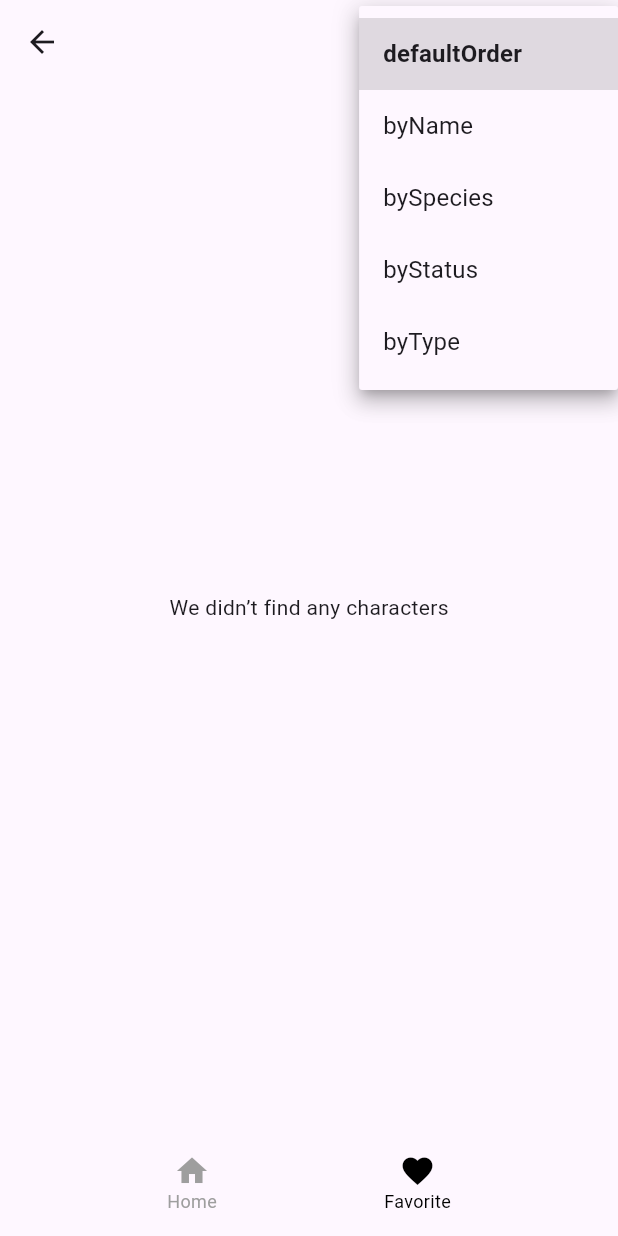
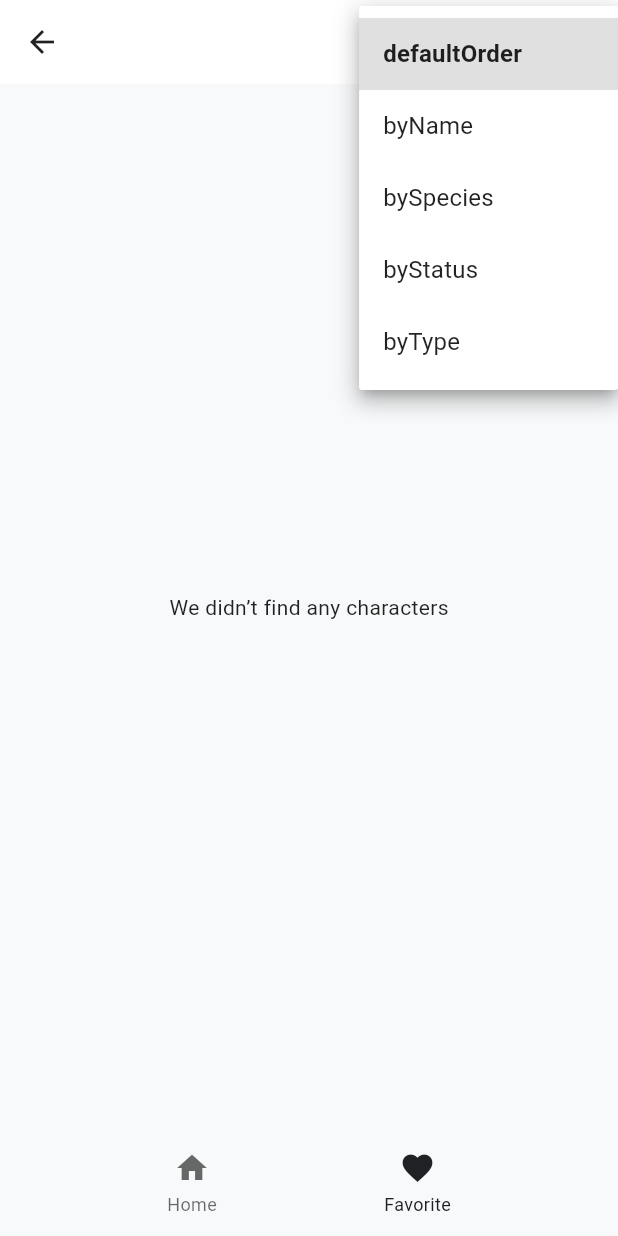
Before and after one commit to bismus-le-sha/characters_list_app, a Flutter app: the FavCharactersPage screen opened by its route, after a tap on the "sort" icon, on a phone screen of 412 x 824 dp. Run offline on Flutter 3.47's test engine with Material 3 defaults, Android fonts, the phone set to English and light mode, and no system bars; our stand-ins replace auto_route, bloc, cached_network_image, dartz, equatable, flutter_bloc and 7 more; missing offline and left inert: talker_bloc_logger; accounts and stored records are empty; network calls fail; statements that could not run were skipped.

Commit message:
feat(theme): add dynamic theme support with persistent state

```diff
--- /dev/null
+++ b/lib/config/theme/cubit/theme_cubit.dart
@@ -0,0 +1,27 @@
+import 'package:characters_list_app/config/theme/app_theme.dart';
+import 'package:equatable/equatable.dart';
+import 'package:flutter/material.dart';
+import 'package:hydrated_bloc/hydrated_bloc.dart';
+
+part 'theme_state.dart';
+
+class ThemeCubit extends HydratedCubit<ThemeState> {
+  ThemeCubit() : super(ThemeState());
+
+  Future<void> changeTheme() async {
+    emit(
+      state.copyWith(
+        themeType:
+            state.themeType == ThemeType.light
+                ? ThemeType.dark
+                : ThemeType.light,
+      ),
+    );
+  }
+
+  @override
+  ThemeState fromJson(Map<String, dynamic> json) => ThemeState.fromJson(json);
+
+  @override
+  Map<String, dynamic> toJson(ThemeState state) => state.toJson();
+}
--- /dev/null
+++ b/lib/config/theme/cubit/theme_state.dart
@@ -0,0 +1,37 @@
+part of 'theme_cubit.dart';
+
+enum ThemeType { light, dark }
+
+extension ThemeTypeExtension on ThemeType {
+  ThemeData get theme {
+    switch (this) {
+      case ThemeType.light:
+        return lightMode;
+      case ThemeType.dark:
+        return darkMode;
+    }
+  }
+}
+
+final class ThemeState extends Equatable {
+  const ThemeState({this.themeType = ThemeType.light});
+  final ThemeType themeType;
+  ThemeData get themeData => themeType.theme;
+
+  ThemeState copyWith({ThemeType? themeType}) {
+    return ThemeState(themeType: themeType ?? this.themeType);
+  }
+
+  factory ThemeState.fromJson(Map<String, dynamic> json) {
+    return ThemeState(
+      themeType: json['themeType'] == 'dark' ? ThemeType.dark : ThemeType.light,
+    );
+  }
+
+  Map<String, dynamic> toJson() {
+    return {'themeType': themeType.name};
+  }
+
+  @override
+  List<Object> get props => [themeType];
+}
--- a/lib/core/constants/app_constans.dart
+++ b/lib/core/constants/app_constans.dart
@@ -1,6 +1,8 @@
 //Hive boxes
-const PAGE_BOX = 'page_box';
-const FAV_CHARACTERS_BOX = 'fav_characters_box';
+const pageBoxName = 'page_box';
+const favCharactersBoxName = 'fav_characters_box';
 
 //Bloc
-const DEBOUNCE_DURATION = Duration(milliseconds: 100);
+const debounceDuration = Duration(milliseconds: 100);
+const favDisplayTag = 'FCD';
+const characterDisplayTag = 'CD';
--- a/lib/core/error/failures.dart
+++ b/lib/core/error/failures.dart
@@ -26,13 +26,12 @@
   int get hashCode => type.hashCode;
 
   static const Map<FailureType, String> _defaultMessages = {
-    FailureType.serverError: SERVER_FAILURE_MESSAGE,
-    FailureType.connectionError: CONNECTION_FAILURE_MESSAGE,
-    FailureType.cacheUpdateError: CACHE_UPDATE_FAILURE_MESSAGE,
-    FailureType.characterAlreadyExistError: CHARACTER_ALREADY_EXIST_MESSAGE,
-    FailureType.characterNotExistError: CHARACTER_DONT_EXIST_MESSAGE,
-    FailureType.favoriteCharacterOperationError:
-        FAV_CHARACTER_OPERATION_MESSAGE,
+    FailureType.serverError: serverFailureMessage,
+    FailureType.connectionError: connectionFailureMessage,
+    FailureType.cacheUpdateError: cacheUpdateFailureMessage,
+    FailureType.characterAlreadyExistError: characterAlreadyExistMessage,
+    FailureType.characterNotExistError: characterDontExistMessage,
+    FailureType.favoriteCharacterOperationError: favCharacterOperationMessage,
   };
 
   factory Failure.fromType(FailureType type, {String? customMessage}) {
--- a/lib/core/widgets/custom_bottom_nav_bar.dart
+++ b/lib/core/widgets/custom_bottom_nav_bar.dart
@@ -22,12 +22,14 @@
           mainAxisAlignment: MainAxisAlignment.spaceEvenly,
           children: [
             _buildNavItem(
+              context,
               Icons.home,
               'Home',
               isSelected: currentIndex == 0,
               onTap: () => onTap(0),
             ),
             _buildNavItem(
+              context,
               Icons.favorite,
               'Favorite',
               isSelected: currentIndex == 1,
@@ -40,22 +42,29 @@
   }
 
   Widget _buildNavItem(
+    BuildContext context,
     IconData icon,
     String label, {
     required bool isSelected,
     required VoidCallback onTap,
   }) {
+    final colorScheme = Theme.of(context).colorScheme;
+
+    final Color activeColor = colorScheme.primary;
+    final Color inactiveColor = colorScheme.onSurface.withAlpha(150);
+
     return GestureDetector(
       onTap: onTap,
       child: Column(
         mainAxisAlignment: MainAxisAlignment.center,
         children: [
-          Icon(icon, color: isSelected ? Colors.black : Colors.grey),
+          Icon(icon, color: isSelected ? activeColor : inactiveColor),
+          const SizedBox(height: 4),
           Text(
             label,
             style: TextStyle(
               fontSize: 12,
-              color: isSelected ? Colors.black : Colors.grey,
+              color: isSelected ? activeColor : inactiveColor,
             ),
           ),
         ],
--- a/lib/features/characters_page/presentation/bloc/character_bloc.dart
+++ b/lib/features/characters_page/presentation/bloc/character_bloc.dart
@@ -19,7 +19,7 @@
       ) {
     on<CharactersPageLoad>(
       _getCharactersList,
-      transformer: debounce(DEBOUNCE_DURATION),
+      transformer: debounce(debounceDuration),
     );
   }
 
--- a/lib/features/characters_page/presentation/pages/character_details_page.dart
+++ b/lib/features/characters_page/presentation/pages/character_details_page.dart
@@ -15,6 +15,7 @@
 
   @override
   Widget build(BuildContext context) {
+    final colorScheme = Theme.of(context).colorScheme;
     final screenSize = MediaQuery.of(context).size;
     return Scaffold(
       body: CustomScrollView(
@@ -41,7 +42,7 @@
               child: Container(
                 height: 30,
                 decoration: BoxDecoration(
-                  color: Colors.white,
+                  color: colorScheme.surface,
                   borderRadius: BorderRadius.only(
                     topLeft: Radius.circular(30),
                     topRight: Radius.circular(30),
@@ -55,7 +56,7 @@
               Container(
                 height: screenSize.height * 0.85,
                 padding: EdgeInsets.symmetric(horizontal: 20, vertical: 30),
-                color: Colors.white,
+                color: colorScheme.surface,
                 child: Column(
                   crossAxisAlignment: CrossAxisAlignment.start,
                   children: [
--- a/lib/features/characters_page/presentation/pages/characters_page.dart
+++ b/lib/features/characters_page/presentation/pages/characters_page.dart
@@ -2,6 +2,7 @@
 import 'package:characters_list_app/features/characters_page/presentation/bloc/character_bloc.dart';
 import 'package:characters_list_app/features/characters_page/presentation/widgets/characters_display.dart';
 import 'package:characters_list_app/features/characters_page/presentation/widgets/characters_failure_display.dart';
+import 'package:characters_list_app/features/characters_page/presentation/widgets/theme_toglge.dart';
 import 'package:flutter/material.dart';
 import 'package:flutter_bloc/flutter_bloc.dart';
 
@@ -13,6 +14,7 @@
   Widget build(BuildContext context) {
     context.read<CharactersPageBloc>().add(CharactersPageLoad());
     return Scaffold(
+      appBar: AppBar(actions: [ThemeToggle()]),
       body: SafeArea(
         child: BlocBuilder<CharactersPageBloc, CharactersPageState>(
           builder: (context, state) {
--- a/lib/features/characters_page/presentation/widgets/characters_display.dart
+++ b/lib/features/characters_page/presentation/widgets/characters_display.dart
@@ -1,3 +1,4 @@
+import 'package:characters_list_app/core/constants/app_constans.dart';
 import 'package:characters_list_app/features/fav_characters/domain/entities/character_entity.dart';
 import 'package:characters_list_app/features/characters_page/presentation/bloc/character_bloc.dart';
 import 'package:flutter/material.dart';
@@ -61,7 +62,7 @@
             return CharacterCardWithFavoriteStatus(
               key: ValueKey(character.name),
               character: character,
-              pageViewTag: 'CD',
+              pageViewTag: characterDisplayTag,
             );
           } else {
             return const Center(child: CircularProgressIndicator());
--- a/lib/features/fav_characters/presentation/bloc/fav_characters_bloc.dart
+++ b/lib/features/fav_characters/presentation/bloc/fav_characters_bloc.dart
@@ -1,4 +1,3 @@
-import 'package:bloc/bloc.dart';
 import 'package:characters_list_app/features/fav_characters/domain/entities/character_entity.dart';
 import 'package:characters_list_app/features/fav_characters/domain/usecases/params/character_filter_params.dart';
 import 'package:characters_list_app/features/fav_characters/domain/usecases/params/character_params.dart';
--- a/lib/features/fav_characters/presentation/widgets/fav_character_display.dart
+++ b/lib/features/fav_characters/presentation/widgets/fav_character_display.dart
@@ -1,3 +1,4 @@
+import 'package:characters_list_app/core/constants/app_constans.dart';
 import 'package:characters_list_app/core/widgets/character_card_with_favorite_status.dart';
 import 'package:flutter/material.dart';
 import 'package:flutter_bloc/flutter_bloc.dart';
@@ -26,7 +27,7 @@
                 return CharacterCardWithFavoriteStatus(
                   key: ValueKey(character.name),
                   character: character,
-                  pageViewTag: 'FCD',
+                  pageViewTag: favDisplayTag,
                 );
               },
             );
--- a/lib/injection_container/injection_container_export.dart
+++ b/lib/injection_container/injection_container_export.dart
@@ -21,3 +21,7 @@
 export 'package:characters_list_app/features/fav_characters/data/repositories/fav_character_repository_impl.dart';
 export 'package:characters_list_app/features/fav_characters/presentation/bloc/fav_characters_bloc.dart';
 export 'package:characters_list_app/features/fav_characters/domain/usecases/toggle_favorite.dart';
+export 'package:characters_list_app/config/theme/cubit/theme_cubit.dart';
+export '../features/fav_characters/presentation/cubit/sort_characters_cubit.dart';
+export 'package:hydrated_bloc/hydrated_bloc.dart';
+export 'package:path_provider/path_provider.dart';
--- a/pubspec.yaml
+++ b/pubspec.yaml
@@ -22,16 +22,18 @@
   hive_ce: ^2.10.1
   hive_ce_flutter: ^2.2.0
   http: ^1.3.0
+  hydrated_bloc: ^10.0.0
   internet_connection_checker_plus: ^2.7.1
+  path_provider: ^2.1.5
   rxdart: ^0.28.0
 
 dev_dependencies:
   auto_route_generator: ^10.0.1
   build_runner: ^2.4.15
-  hive_ce_generator: ^1.8.2
   flutter_lints: ^5.0.0
   flutter_test:
     sdk: flutter
+  hive_ce_generator: ^1.8.2
   talker_bloc_logger: ^4.7.1
   talker_flutter: ^4.7.1
   talker_logger: ^4.7.1
```
Also changed, not shown: lib/config/theme/app_theme.dart (added, +43 -0 lines), lib/core/constants/messages.dart (+6 -6 lines), lib/core/widgets/character_card.dart (+12 -5 lines), lib/features/characters_page/presentation/widgets/theme_toglge.dart (added, +25 -0 lines), lib/injection_container/injection_container.dart (+15 -3 lines), lib/rick_and_morty_characters_app.dart (+11 -4 lines), pubspec.lock, 1 other file.
